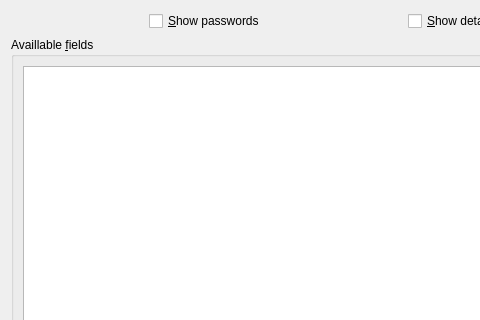
Before: the Qt Designer form webenginepart/src/webenginecustomizecacheablefieldsdlg.ui in KDE/konqueror, drawn with Qt 5; both pictures show x 0 to 480 and y 0 to 320 of the 650 by 440 pixel window.
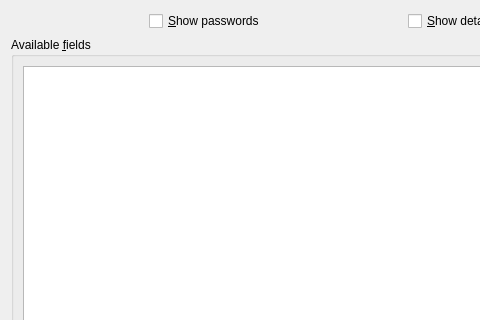
After: the same form once the commit is applied.

Patch:
```diff
--- a/webenginepart/src/webenginecustomizecacheablefieldsdlg.ui
+++ b/webenginepart/src/webenginecustomizecacheablefieldsdlg.ui
@@ -86,7 +86,7 @@
    <item>
     <widget class="QGroupBox" name="groupBox">
      <property name="title">
-      <string>Availlable &amp;fields</string>
+      <string>Available &amp;fields</string>
      </property>
      <layout class="QVBoxLayout" name="verticalLayout">
       <item>
```
